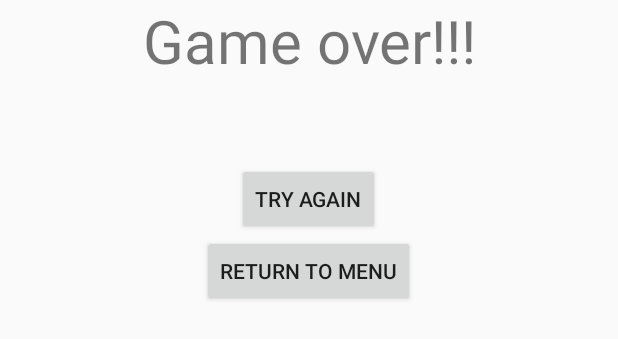
After one commit to Idans123/AndroidProject, an Android app: the layout end_game_menu.xml on its own in the app's theme, with its tools: preview values and no code run, on a phone screen of 412 x 824 dp. The commit adds this screen. Shown: the top 339 px of the screen. Run offline under Robolectric (Android 15) with nearby library versions, the phone set to English and light mode, and no system bars.

Commit message:
end game menu

```diff
--- /dev/null
+++ b/app/src/main/res/layout/end_game_menu.xml
@@ -0,0 +1,46 @@
+<?xml version="1.0" encoding="utf-8"?>
+<RelativeLayout android:layout_width="match_parent"
+    android:layout_height="match_parent"
+    android:orientation="horizontal"
+    xmlns:android="http://schemas.android.com/apk/res/android">
+
+    <TextView
+        android:layout_width="match_parent"
+        android:layout_height="wrap_content"
+        android:text="Game over!!!"
+        android:gravity="center"
+        android:textSize="40sp"
+        android:id="@+id/endMenuTitleTV"/>
+
+    <TextView
+        android:layout_width="match_parent"
+        android:layout_height="wrap_content"
+        android:layout_below="@+id/endMenuTitleTV"
+        android:textSize="20sp"
+        android:id="@+id/highScoreTV"/>
+
+    <TextView
+        android:layout_width="match_parent"
+        android:layout_height="wrap_content"
+        android:layout_below="@id/highScoreTV"
+        android:textSize="20sp"
+        android:id="@+id/userScoreTV"/>
+
+    <Button
+        android:layout_width="wrap_content"
+        android:layout_height="wrap_content"
+        android:layout_below="@id/userScoreTV"
+        android:layout_centerHorizontal="true"
+        android:text="Try again"
+        android:id="@+id/tryAgainBtn"/>
+
+    <Button
+        android:layout_width="wrap_content"
+        android:layout_height="wrap_content"
+        android:layout_below="@id/tryAgainBtn"
+        android:layout_centerHorizontal="true"
+        android:text="Return to menu"
+        android:id="@+id/returnToMenuBtn"
+        />
+
+</RelativeLayout>
```
Also changed, not shown: app/src/main/java/com/example/balloonsworld/GameActivity.java (+10 -9 lines), app/src/main/java/com/example/balloonsworld/GameView.java (+6 -1 lines).
